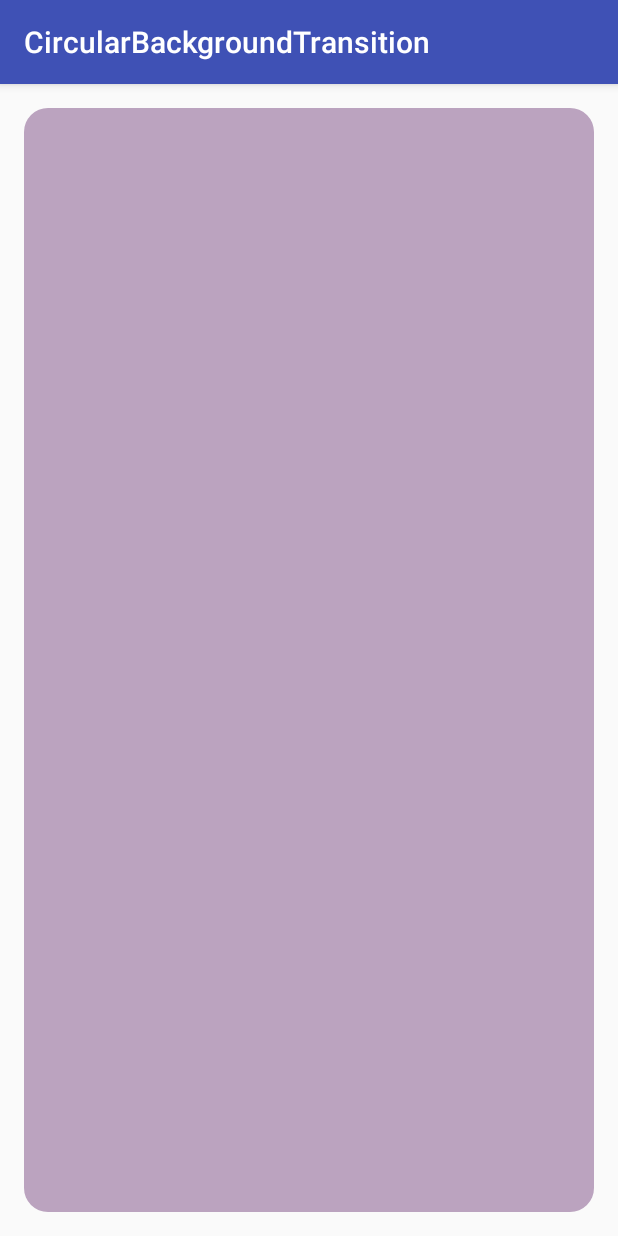
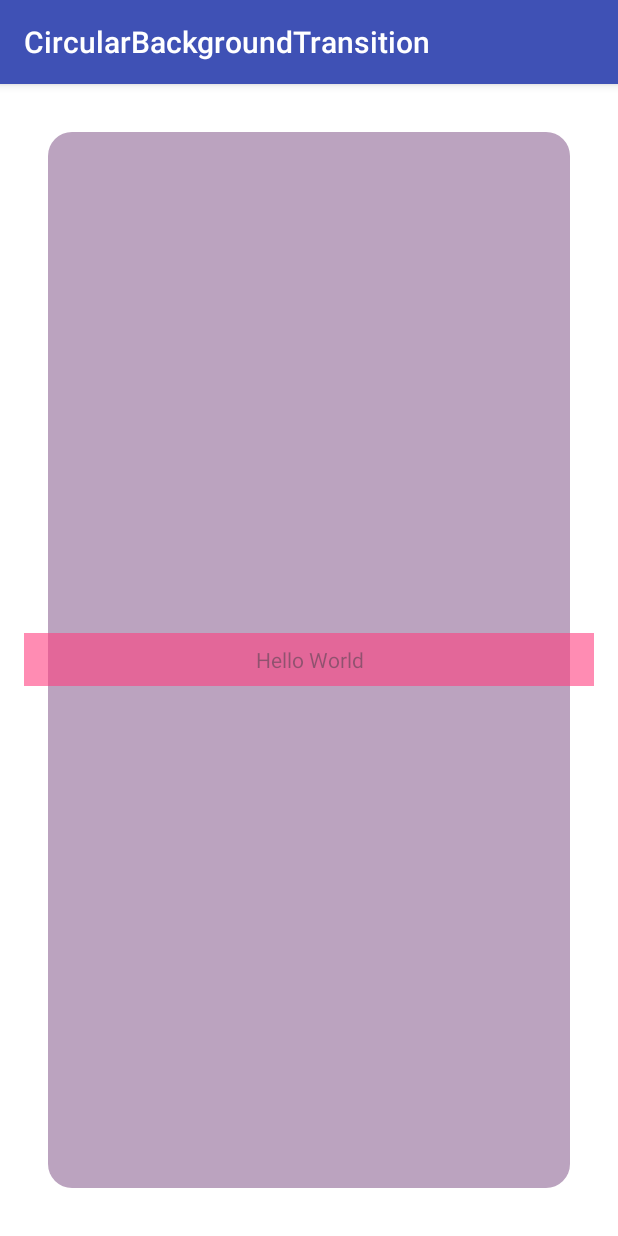
Before and after one commit to G00fY2/CircularBackgroundTransition, an Android app: the screen it shows after launch (MainActivity), on a phone screen of 412 x 824 dp. Run offline under Robolectric (Android 15) with nearby library versions, the phone set to English and light mode, and no system bars.

Commit message:
Revert using OutlineProvider to allow overlapping the background, add annotations, improve transition start

```diff
--- a/app/build.gradle
+++ b/app/build.gradle
@@ -5,7 +5,7 @@ android {
   compileSdkVersion 30
   defaultConfig {
     applicationId "com.g00fy2.circularbackgroundtransition"
-    minSdkVersion 21
+    minSdkVersion 19
     targetSdkVersion 30
     versionCode 1
     versionName "1.0"
--- a/app/src/main/res/layout/activity_main.xml
+++ b/app/src/main/res/layout/activity_main.xml
@@ -5,4 +5,15 @@
     android:layout_width="match_parent"
     android:layout_height="match_parent"
     android:layout_margin="16dp"
-    />
+    >
+  <TextView
+      android:layout_width="match_parent"
+      android:layout_height="wrap_content"
+      android:layout_gravity="center"
+      android:alpha="0.6"
+      android:background="@color/colorAccent"
+      android:gravity="center"
+      android:padding="8dp"
+      android:text="Hello World"
+      />
+</com.g00fy2.circularbackgroundtransition.CircularBackgroundTransition>
--- a/app/src/main/res/values/colors.xml
+++ b/app/src/main/res/values/colors.xml
@@ -3,4 +3,5 @@
   <color name="colorPrimary">#3f51b5</color>
   <color name="colorPrimaryDark">#303f9f</color>
   <color name="colorAccent">#ff4081</color>
+  <color name="white">#ffffff</color>
 </resources>
--- a/app/src/main/res/values/styles.xml
+++ b/app/src/main/res/values/styles.xml
@@ -4,6 +4,7 @@
     <item name="colorPrimary">@color/colorPrimary</item>
     <item name="colorPrimaryDark">@color/colorPrimaryDark</item>
     <item name="colorAccent">@color/colorAccent</item>
+    <item name="android:windowBackground">@color/white</item>
   </style>
 
 </resources>
--- a/circularbackgroundtransition/build.gradle
+++ b/circularbackgroundtransition/build.gradle
@@ -4,6 +4,10 @@ apply plugin: 'kotlin-android'
 android {
   compileSdkVersion 30
   defaultConfig {
-    minSdkVersion 21
+    minSdkVersion 19
   }
 }
+
+dependencies {
+  compileOnly 'androidx.annotation:annotation:1.1.0'
+}
--- a/circularbackgroundtransition/src/main/java/com/g00fy2/circularbackgroundtransition/CircularBackgroundTransition.kt
+++ b/circularbackgroundtransition/src/main/java/com/g00fy2/circularbackgroundtransition/CircularBackgroundTransition.kt
@@ -5,15 +5,19 @@ import android.animation.AnimatorListenerAdapter
 import android.animation.ObjectAnimator
 import android.animation.ValueAnimator
 import android.content.Context
+import android.graphics.Bitmap
 import android.graphics.Canvas
-import android.graphics.Outline
+import android.graphics.Color
 import android.graphics.Paint
+import android.graphics.PorterDuff
+import android.graphics.PorterDuffXfermode
+import android.graphics.RectF
 import android.util.AttributeSet
 import android.util.TypedValue
-import android.view.View
-import android.view.ViewOutlineProvider
 import android.view.animation.AccelerateDecelerateInterpolator
 import android.widget.FrameLayout
+import androidx.annotation.ColorInt
+import androidx.annotation.Keep
 import kotlin.math.sqrt
 
 @Suppress("unused")
@@ -26,35 +30,47 @@ class CircularBackgroundTransition @JvmOverloads constructor(
   private var animator: ValueAnimator? = null
   private val layoutCornerRadius =
     TypedValue.applyDimension(TypedValue.COMPLEX_UNIT_DIP, LAYOUT_CORNER_RADIUS, resources.displayMetrics)
+  private val layoutMaskWidth =
+    TypedValue.applyDimension(TypedValue.COMPLEX_UNIT_DIP, LAYOUT_MASK_WIDTH, resources.displayMetrics)
+  private val transparentPaint = Paint(Paint.ANTI_ALIAS_FLAG).apply {
+    color = Color.TRANSPARENT
+    xfermode = PorterDuffXfermode(PorterDuff.Mode.CLEAR)
+  }
   private val circlePaint = Paint(Paint.ANTI_ALIAS_FLAG)
+  private var maskBitmap: Bitmap? = null
+  private var maskCanvas: Canvas? = null
+  private var maskRect = RectF()
   private var circleTransitionRadius = 0f
   private var centerX = 0f
   private var centerY = 0f
-
-  init {
-    outlineProvider = object : ViewOutlineProvider() {
-      override fun getOutline(view: View, outline: Outline) {
-        outline.setRoundRect(0, 0, view.width, view.height, layoutCornerRadius)
-      }
-    }
-    clipToOutline = true
-  }
 
   override fun onLayout(changed: Boolean, left: Int, top: Int, right: Int, bottom: Int) {
     super.onLayout(changed, left, top, right, bottom)
     centerX = width / 2f
     centerY = height / 2f
+    if (maskBitmap == null) {
+      maskBitmap = Bitmap.createBitmap(width, height, Bitmap.Config.ARGB_8888).apply {
+        maskCanvas = Canvas(this)
+      }
+    }
+    maskRect.set(
+      layoutMaskWidth,
+      layoutMaskWidth,
+      width.toFloat() - layoutMaskWidth,
+      height.toFloat() - layoutMaskWidth
+    )
   }
 
   override fun onDraw(canvas: Canvas) {
-    super.onDraw(canvas)
     canvas.drawCircle(centerX, centerY, circleTransitionRadius, circlePaint)
+    maskCanvas!!.drawColor(Color.WHITE)
+    maskCanvas!!.drawRoundRect(maskRect, layoutCornerRadius, layoutCornerRadius, transparentPaint)
+    canvas.drawBitmap(maskBitmap!!, 0f, 0f, null)
   }
 
-  fun startTransition(nextBackgroundColor: Int) {
-    if (animator != null && animator!!.isRunning) {
-      animator!!.cancel()
-    }
+  fun startTransition(@ColorInt nextBackgroundColor: Int) {
+    if (nextBackgroundColor == circlePaint.color) return
+    if (animator?.isRunning == true) animator?.cancel()
     circlePaint.color = nextBackgroundColor
     val fillingRadius = sqrt((width * width + height * height).toDouble()).toFloat() / 2
 
@@ -71,8 +87,7 @@ class CircularBackgroundTransition @JvmOverloads constructor(
     animator!!.start()
   }
 
-  fun isTransitionRunning() = animator?.isRunning == true
-
+  @Keep
   private fun setCircleTransitionRadius(circleTransitionRadius: Float) {
     this.circleTransitionRadius = circleTransitionRadius
     invalidate()
@@ -80,6 +95,7 @@ class CircularBackgroundTransition @JvmOverloads constructor(
 
   companion object {
     private const val LAYOUT_CORNER_RADIUS = 16f
+    private const val LAYOUT_MASK_WIDTH = 16f
     private const val ANIMATION_DURATION = 500
   }
 }
```
